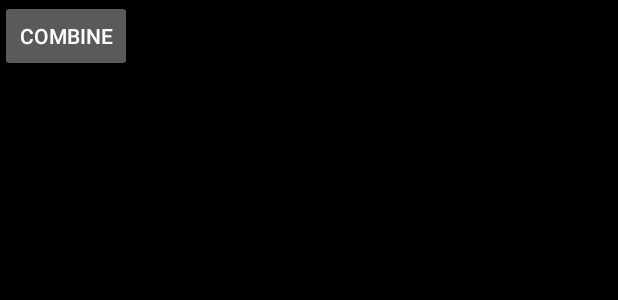
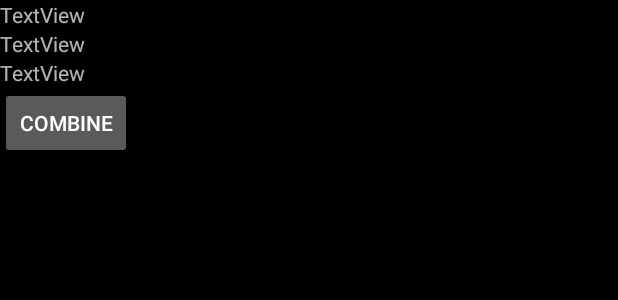
Before and after one commit to DrunkOrNot/LinguDetect, an Android app: the layout activity_camera.xml on its own in the app's theme, with its tools: preview values and no code run, on a phone screen of 412 x 824 dp. Shown: the top 300 px of the screen. Run offline under Robolectric (Android 15) with nearby library versions, the phone set to English and light mode, and no system bars.

Commit message:
Added labels to Camera Activity

```diff
--- a/LinguDetect/app/src/main/java/com/drunkornot/lingudetect/CameraActivity.java
+++ b/LinguDetect/app/src/main/java/com/drunkornot/lingudetect/CameraActivity.java
@@ -96,19 +96,22 @@ public abstract class CameraActivity extends AppCompatActivity
       requestPermission();
     }
 
+    InitView();
     processor = new ResultsProcessor();
     processor.AddListener(this);
 
-    btnChangeCombineResults = findViewById(R.id.btnCombine);
     btnChangeCombineResults.setOnClickListener(new View.OnClickListener() {
       @SuppressLint("SetTextI18n")
       @Override
       public void onClick(View v) {
-        //TODO change processing mode to displaying combined results
-        // processor.EnableCombine(true);
+        processor.EnableCombined(true);
       }
     });
 
+  }
+
+  private void InitView() {
+    btnChangeCombineResults = findViewById(R.id.btnCombine);
   }
 
   protected int[] getRgbBytes() {
--- a/LinguDetect/app/src/main/java/com/drunkornot/lingudetect/lingu/ResultsProcessor.java
+++ b/LinguDetect/app/src/main/java/com/drunkornot/lingudetect/lingu/ResultsProcessor.java
@@ -25,13 +25,19 @@ public class ResultsProcessor {
     private List<IDisplayResultsListener> listeners = new ArrayList<IDisplayResultsListener>();
     private Translator translator;
 
+    private Boolean combineResults;
+
     public ResultsProcessor() {
         translator = new Translator();
-
+        combineResults = false;
     }
 
     public void AddListener(IDisplayResultsListener listener) {
         listeners.add(listener);
+    }
+
+    public void EnableCombined(Boolean enable) {
+        combineResults = enable;
     }
 
     void PromoteResult(Classifier.Recognition result) {
@@ -49,6 +55,7 @@ public class ResultsProcessor {
         //speaker.TrySpeak();
 
     }
+
     public void ProcessResults(List<Classifier.Recognition> results, float minConfidence) {
         // Decide if any of the results should be promoted
         // And promote the choosen one
--- a/LinguDetect/app/src/main/res/layout/activity_camera.xml
+++ b/LinguDetect/app/src/main/res/layout/activity_camera.xml
@@ -31,14 +31,41 @@
             android:id="@+id/container"
             android:layout_width="match_parent"
             android:layout_height="match_parent"
-            tools:context="org.tensorflow.demo.CameraActivity" >
+            tools:context="org.tensorflow.demo.CameraActivity">
+
+        </FrameLayout>
+
+        <LinearLayout
+            android:layout_width="match_parent"
+            android:layout_height="match_parent"
+            android:orientation="vertical">
+
+            <TextView
+                android:id="@+id/txtCombined"
+                android:layout_width="match_parent"
+                android:layout_height="wrap_content"
+                android:text="TextView"
+                tools:text="TextView" />
+
+            <TextView
+                android:id="@+id/txtLearningLang"
+                android:layout_width="match_parent"
+                android:layout_height="wrap_content"
+                android:text="TextView"
+                tools:text="TextView" />
+
+            <TextView
+                android:id="@+id/txtNativeLang"
+                android:layout_width="match_parent"
+                android:layout_height="wrap_content"
+                android:text="TextView" />
 
             <Button
                 android:id="@+id/btnCombine"
                 android:layout_width="wrap_content"
                 android:layout_height="wrap_content"
                 android:text="Combine" />
-        </FrameLayout>
+        </LinearLayout>
 
     </RelativeLayout>
 
```
